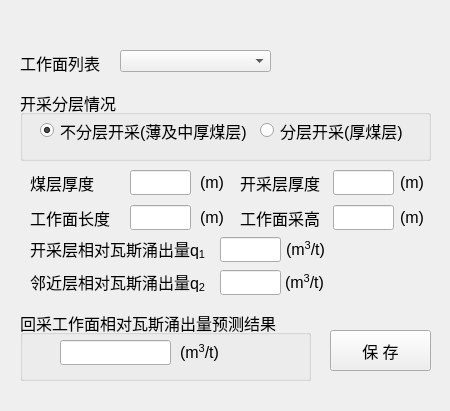
Before: the Qt Designer form python/cbm/uifiles/ws_gas_flow_predict_dlg.ui in wyrover/cbm, drawn with Qt 5.
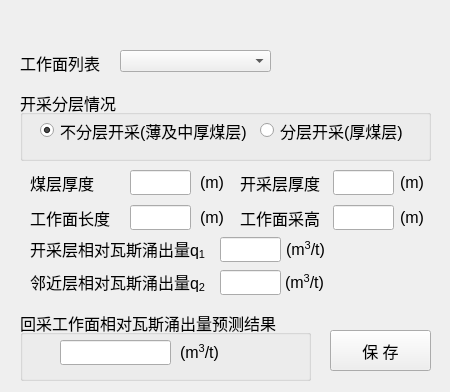
After: the same form once the commit is applied. Icons and pictures are not drawn.

Patch:
```diff
--- a/python/cbm/uifiles/ws_gas_flow_predict_dlg.ui
+++ b/python/cbm/uifiles/ws_gas_flow_predict_dlg.ui
@@ -7,7 +7,7 @@
     <x>0</x>
     <y>0</y>
     <width>450</width>
-    <height>411</height>
+    <height>392</height>
    </rect>
   </property>
   <property name="windowTitle">
```
